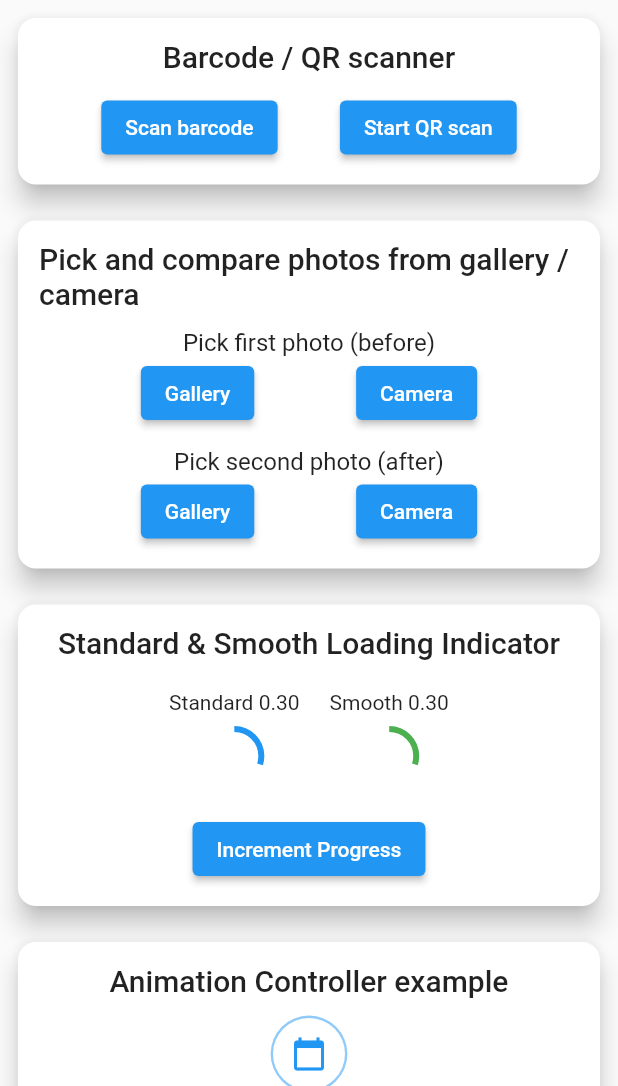
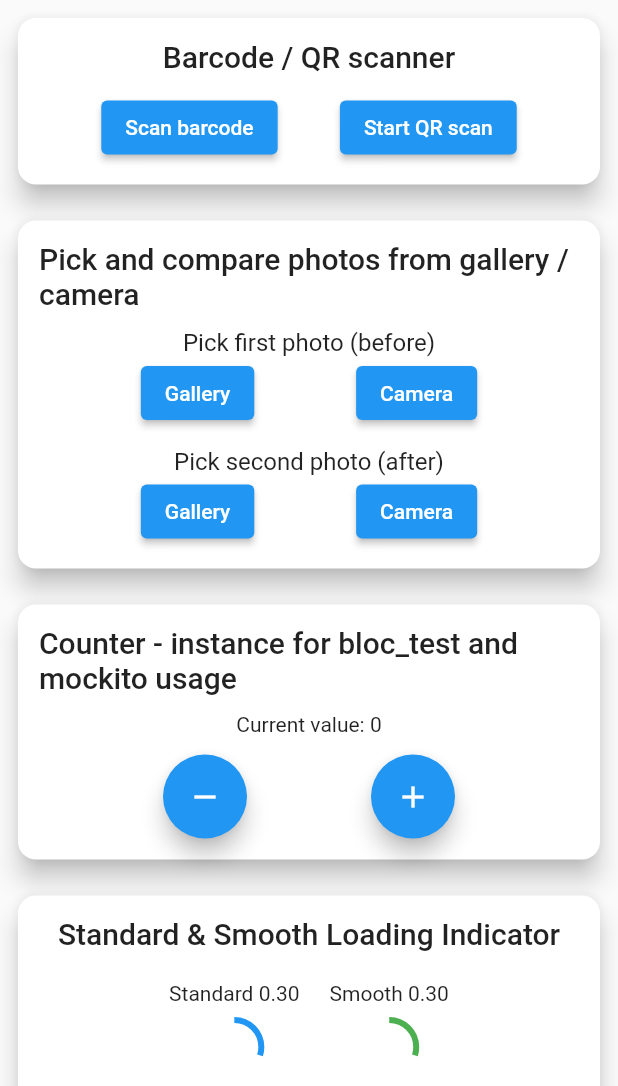
Before and after one commit to jArecki444/Sandbox_Practice_Flutter, a Flutter app: the screen it shows after launch, on a phone screen of 412 x 824 dp, the part 150-1236 px from its top. Run offline on Flutter 3.47's test engine with Material 2 defaults, Android fonts, the phone set to English and light mode, and no system bars; our stand-ins replace bloc, flutter_bloc, image_picker; missing offline and left inert: before_after, flutter_barcode_scanner.

Commit message:
Simple bloc counter example for future bloc_test and mockito implementation

```diff
--- /dev/null
+++ b/lib/cards/counter/counter_body.dart
@@ -0,0 +1,57 @@
+import 'package:flutter/material.dart';
+import 'package:flutter_bloc/flutter_bloc.dart';
+import 'package:sandbox_practice_flutter/cards/counter/cubit/counter_cubit.dart';
+
+class CounterBody extends StatelessWidget {
+  const CounterBody({Key? key}) : super(key: key);
+
+  @override
+  Widget build(BuildContext context) {
+    return BlocBuilder<CounterCubit, CounterState>(
+      builder: (context, state) {
+        return Card(
+          margin: const EdgeInsets.all(12.0),
+          shape: RoundedRectangleBorder(
+            borderRadius: BorderRadius.circular(12.0),
+          ),
+          elevation: 7,
+          child: Padding(
+            padding: const EdgeInsets.all(14.0),
+            child: Column(
+              children: [
+                Text('Counter - instance for bloc_test and mockito usage',
+                    style: Theme.of(context).textTheme.headline6),
+                const SizedBox(height: 12.0),
+                Text(
+                  'Current value: ${state.counterValue}',
+                ),
+                const SizedBox(height: 12.0),
+                Row(
+                  mainAxisAlignment: MainAxisAlignment.spaceEvenly,
+                  children: [
+                    FloatingActionButton(
+                      heroTag: Text('Decrement'),
+                      onPressed: () {
+                        context.read<CounterCubit>().decrement();
+                      },
+                      tooltip: 'Decrement',
+                      child: Icon(Icons.remove),
+                    ),
+                    FloatingActionButton(
+                      heroTag: Text('Increment'),
+                      onPressed: () {
+                        context.read<CounterCubit>().increment();
+                      },
+                      tooltip: 'Increment',
+                      child: Icon(Icons.add),
+                    ),
+                  ],
+                ),
+              ],
+            ),
+          ),
+        );
+      },
+    );
+  }
+}
--- /dev/null
+++ b/lib/cards/counter/counter_page.dart
@@ -0,0 +1,16 @@
+import 'package:flutter/material.dart';
+import 'package:flutter_bloc/flutter_bloc.dart';
+import 'package:sandbox_practice_flutter/cards/counter/counter_body.dart';
+import 'package:sandbox_practice_flutter/cards/counter/cubit/counter_cubit.dart';
+
+class CounterPageCard extends StatelessWidget {
+  const CounterPageCard({Key? key}) : super(key: key);
+
+  @override
+  Widget build(BuildContext context) {
+    return BlocProvider(
+      create: (context) => CounterCubit(),
+      child: const CounterBody(),
+    );
+  }
+}
--- /dev/null
+++ b/lib/cards/counter/cubit/counter_cubit.dart
@@ -0,0 +1,18 @@
+import 'package:bloc/bloc.dart';
+
+part 'counter_state.dart';
+
+class CounterCubit extends Cubit<CounterState> {
+  CounterCubit()
+      : super(
+          CounterState(counterValue: 0),
+        );
+
+  void increment() => emit(
+        CounterState(counterValue: state.counterValue + 1),
+      );
+
+  void decrement() => emit(
+        CounterState(counterValue: state.counterValue - 1),
+      );
+}
--- /dev/null
+++ b/lib/cards/counter/cubit/counter_state.dart
@@ -0,0 +1,9 @@
+part of 'counter_cubit.dart';
+
+class CounterState {
+  int counterValue;
+
+  CounterState({
+    required this.counterValue,
+  });
+}
--- a/lib/main.dart
+++ b/lib/main.dart
@@ -2,6 +2,7 @@
 import 'package:sandbox_practice_flutter/cards/animated_icons.dart';
 import 'package:sandbox_practice_flutter/cards/barcode_scanner.dart';
 import 'package:sandbox_practice_flutter/cards/compare_photos_slider.dart';
+import 'package:sandbox_practice_flutter/cards/counter/counter_page.dart';
 
 import 'cards/animated_progress_indicator.dart';
 
@@ -68,6 +69,7 @@
                 children: <Widget>[
                   const BarcodeScannerCard(),
                   const ComparePhotosSliderCard(),
+                  const CounterPageCard(),
                   AnimatedProgressIndicatorCard(
                     incrementProgress: _incrementProgress,
                     progress: _progress,
--- a/pubspec.yaml
+++ b/pubspec.yaml
@@ -3,7 +3,7 @@ description: A new Flutter project.
 
 # The following line prevents the package from being accidentally published to
 # pub.dev using `flutter pub publish`. This is preferred for private packages.
-publish_to: 'none' # Remove this line if you wish to publish to pub.dev
+publish_to: "none" # Remove this line if you wish to publish to pub.dev
 
 # The following defines the version and build number for your application.
 # A version number is three numbers separated by dots, like 1.2.43
@@ -30,11 +30,11 @@ dependencies:
   before_after:
     git:
       url: https://github.com/xsahil03x/before_after
-
   cupertino_icons: ^1.0.2
   flutter:
     sdk: flutter
   flutter_barcode_scanner: ^2.0.0
+  flutter_bloc: ^8.0.1
   image_picker: ^0.8.4+11
 
 dev_dependencies:
@@ -46,7 +46,6 @@ dev_dependencies:
 # following page: https://dart.dev/tools/pub/pubspec
 # The following section is specific to Flutter.
 flutter:
-
   # The following line ensures that the Material Icons font is
   # included with your application, so that you can use the icons in
   # the material Icons class.
```
Also changed, not shown: pubspec.lock.
